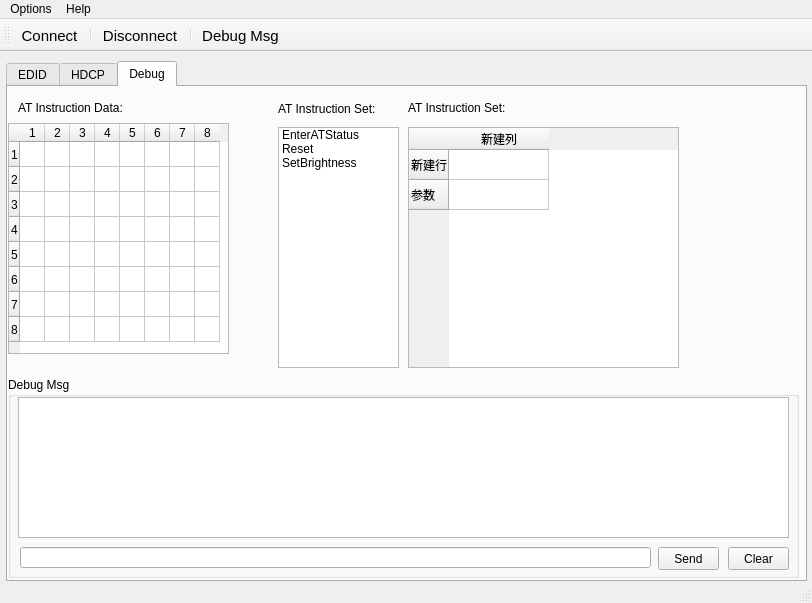
The window that mainwindow.ui (HeartbreakSurvivor/DDCTool) describes before a commit, drawn with Qt 5.
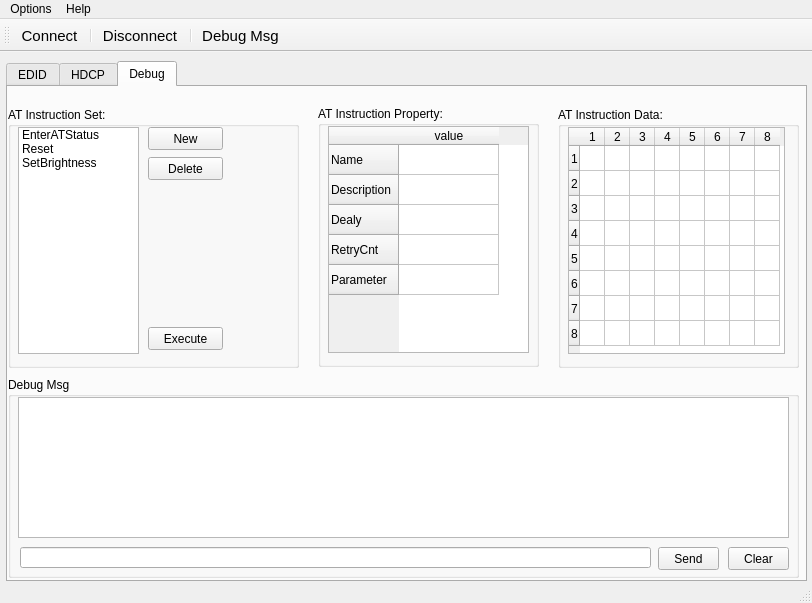
The same window after the commit. Icons and pictures are not drawn.

Commit message: finialize the status bar and the debug Tab

Patch:
```diff
--- a/mainwindow.ui
+++ b/mainwindow.ui
@@ -1087,80 +1087,6 @@
      <attribute name="title">
       <string>Debug</string>
      </attribute>
-     <widget class="QTableWidget" name="tableWidget_2">
-      <property name="geometry">
-       <rect>
-        <x>0</x>
-        <y>36</y>
-        <width>221</width>
-        <height>231</height>
-       </rect>
-      </property>
-      <property name="toolTipDuration">
-       <number>-1</number>
-      </property>
-      <property name="autoScroll">
-       <bool>false</bool>
-      </property>
-      <property name="showGrid">
-       <bool>true</bool>
-      </property>
-      <property name="gridStyle">
-       <enum>Qt::SolidLine</enum>
-      </property>
-      <property name="sortingEnabled">
-       <bool>true</bool>
-      </property>
-      <property name="wordWrap">
-       <bool>true</bool>
-      </property>
-      <property name="rowCount">
-       <number>8</number>
-      </property>
-      <property name="columnCount">
-       <number>8</number>
-      </property>
-      <attribute name="horizontalHeaderCascadingSectionResizes">
-       <bool>false</bool>
-      </attribute>
-      <attribute name="horizontalHeaderDefaultSectionSize">
-       <number>25</number>
-      </attribute>
-      <attribute name="horizontalHeaderStretchLastSection">
-       <bool>false</bool>
-      </attribute>
-      <attribute name="verticalHeaderCascadingSectionResizes">
-       <bool>false</bool>
-      </attribute>
-      <attribute name="verticalHeaderDefaultSectionSize">
-       <number>25</number>
-      </attribute>
-      <attribute name="verticalHeaderMinimumSectionSize">
-       <number>25</number>
-      </attribute>
-      <attribute name="verticalHeaderShowSortIndicator" stdset="0">
-       <bool>false</bool>
-      </attribute>
-      <attribute name="verticalHeaderStretchLastSection">
-       <bool>false</bool>
-      </attribute>
-      <row/>
-      <row/>
-      <row/>
-      <row/>
-      <row/>
-      <row/>
-      <row/>
-      <row/>
-      <column/>
-      <column/>
-      <column/>
-      <column/>
-      <column/>
-      <column/>
-      <column/>
-      <column/>
-     </widget>
      <widget class="QGroupBox" name="groupBox">
       <property name="geometry">
        <rect>
@@ -1223,94 +1149,222 @@
        </property>
       </widget>
      </widget>
-     <widget class="QListWidget" name="listWidget_2">
+     <widget class="QGroupBox" name="groupBox_3">
       <property name="geometry">
        <rect>
-        <x>270</x>
-        <y>40</y>
-        <width>121</width>
-        <height>241</height>
+        <x>550</x>
+        <y>20</y>
+        <width>241</width>
+        <height>261</height>
        </rect>
       </property>
-      <item>
-       <property name="text">
-        <string>EnterATStatus</string>
-       </property>
-      </item>
-      <item>
-       <property name="text">
-        <string>Reset</string>
-       </property>
-      </item>
-      <item>
-       <property name="text">
-        <string>SetBrightness</string>
-       </property>
-      </item>
-     </widget>
-     <widget class="QTableWidget" name="tableWidget_3">
-      <property name="geometry">
-       <rect>
-        <x>400</x>
-        <y>40</y>
-        <width>271</width>
-        <height>241</height>
-       </rect>
-      </property>
-      <row>
-       <property name="text">
-        <string>新建行</string>
-       </property>
-      </row>
-      <row>
-       <property name="text">
-        <string>参数</string>
-       </property>
-      </row>
-      <column>
-       <property name="text">
-        <string>新建列</string>
-       </property>
-      </column>
-     </widget>
-     <widget class="QLabel" name="label_14">
-      <property name="geometry">
-       <rect>
-        <x>270</x>
-        <y>11</y>
-        <width>121</width>
-        <height>21</height>
-       </rect>
-      </property>
-      <property name="text">
-       <string>AT Instruction Set:</string>
-      </property>
-     </widget>
-     <widget class="QLabel" name="label_15">
-      <property name="geometry">
-       <rect>
-        <x>400</x>
-        <y>10</y>
-        <width>121</width>
-        <height>21</height>
-       </rect>
-      </property>
-      <property name="text">
-       <string>AT Instruction Set:</string>
-      </property>
-     </widget>
-     <widget class="QLabel" name="label_16">
-      <property name="geometry">
-       <rect>
-        <x>10</x>
-        <y>10</y>
-        <width>121</width>
-        <height>21</height>
-       </rect>
-      </property>
-      <property name="text">
+      <property name="title">
        <string>AT Instruction Data:</string>
       </property>
+      <widget class="QTableWidget" name="tableWidget_2">
+       <property name="geometry">
+        <rect>
+         <x>10</x>
+         <y>20</y>
+         <width>217</width>
+         <height>227</height>
+        </rect>
+       </property>
+       <property name="toolTipDuration">
+        <number>-1</number>
+       </property>
+       <property name="autoScroll">
+        <bool>false</bool>
+       </property>
+       <property name="showGrid">
+        <bool>true</bool>
+       </property>
+       <property name="gridStyle">
+        <enum>Qt::SolidLine</enum>
+       </property>
+       <property name="sortingEnabled">
+        <bool>true</bool>
+       </property>
+       <property name="wordWrap">
+        <bool>true</bool>
+       </property>
+       <property name="rowCount">
+        <number>8</number>
+       </property>
+       <property name="columnCount">
+        <number>8</number>
+       </property>
+       <attribute name="horizontalHeaderCascadingSectionResizes">
+        <bool>false</bool>
+       </attribute>
+       <attribute name="horizontalHeaderDefaultSectionSize">
+        <number>25</number>
+       </attribute>
+       <attribute name="horizontalHeaderStretchLastSection">
+        <bool>false</bool>
+       </attribute>
+       <attribute name="verticalHeaderCascadingSectionResizes">
+        <bool>false</bool>
+       </attribute>
+       <attribute name="verticalHeaderDefaultSectionSize">
+        <number>25</number>
+       </attribute>
+       <attribute name="verticalHeaderMinimumSectionSize">
+        <number>25</number>
+       </attribute>
+       <attribute name="verticalHeaderShowSortIndicator" stdset="0">
+        <bool>false</bool>
+       </attribute>
+       <attribute name="verticalHeaderStretchLastSection">
+        <bool>false</bool>
+       </attribute>
+       <row/>
+       <row/>
+       <row/>
+       <row/>
+       <row/>
+       <row/>
+       <row/>
+       <row/>
+       <column/>
+       <column/>
+       <column/>
+       <column/>
+       <column/>
+       <column/>
+       <column/>
+       <column/>
+      </widget>
+     </widget>
+     <widget class="QGroupBox" name="groupBox_4">
+      <property name="geometry">
+       <rect>
+        <x>310</x>
+        <y>19</y>
+        <width>221</width>
+        <height>261</height>
+       </rect>
+      </property>
+      <property name="title">
+       <string>AT Instruction Property:</string>
+      </property>
+      <widget class="QTableWidget" name="tableWidget_3">
+       <property name="geometry">
+        <rect>
+         <x>10</x>
+         <y>20</y>
+         <width>201</width>
+         <height>227</height>
+        </rect>
+       </property>
+       <row>
+        <property name="text">
+         <string>Name</string>
+        </property>
+       </row>
+       <row>
+        <property name="text">
+         <string>Description</string>
+        </property>
+       </row>
+       <row>
+        <property name="text">
+         <string>Dealy</string>
+        </property>
+       </row>
+       <row>
+        <property name="text">
+         <string>RetryCnt</string>
+        </property>
+       </row>
+       <row>
+        <property name="text">
+         <string>Parameter</string>
+        </property>
+       </row>
+       <column>
+        <property name="text">
+         <string>value</string>
+        </property>
+       </column>
+      </widget>
+     </widget>
+     <widget class="QGroupBox" name="groupBox_5">
+      <property name="geometry">
+       <rect>
+        <x>0</x>
+        <y>20</y>
+        <width>291</width>
+        <height>261</height>
+       </rect>
+      </property>
+      <property name="title">
+       <string>AT Instruction Set:</string>
+      </property>
+      <widget class="QListWidget" name="listWidget_2">
+       <property name="geometry">
+        <rect>
+         <x>10</x>
+         <y>20</y>
+         <width>121</width>
+         <height>227</height>
+        </rect>
+       </property>
+       <item>
+        <property name="text">
+         <string>EnterATStatus</string>
+        </property>
+       </item>
+       <item>
+        <property name="text">
+         <string>Reset</string>
+        </property>
+       </item>
+       <item>
+        <property name="text">
+         <string>SetBrightness</string>
+        </property>
+       </item>
+      </widget>
+      <widget class="QPushButton" name="pushButton_12">
+       <property name="geometry">
+        <rect>
+         <x>140</x>
+         <y>20</y>
+         <width>75</width>
+         <height>23</height>
+        </rect>
+       </property>
+       <property name="text">
+        <string>New</string>
+       </property>
+      </widget>
+      <widget class="QPushButton" name="pushButton_13">
+       <property name="geometry">
+        <rect>
+         <x>140</x>
+         <y>50</y>
+         <width>75</width>
+         <height>23</height>
+        </rect>
+       </property>
+       <property name="text">
+        <string>Delete</string>
+       </property>
+      </widget>
+      <widget class="QPushButton" name="pushButton_14">
+       <property name="geometry">
+        <rect>
+         <x>140</x>
+         <y>220</y>
+         <width>75</width>
+         <height>23</height>
+        </rect>
+       </property>
+       <property name="text">
+        <string>Execute</string>
+       </property>
+      </widget>
      </widget>
     </widget>
    </widget>
```
Left out of the diff: 5 changed lines with no effect on the pictures. The commit also changes 4 other files.
